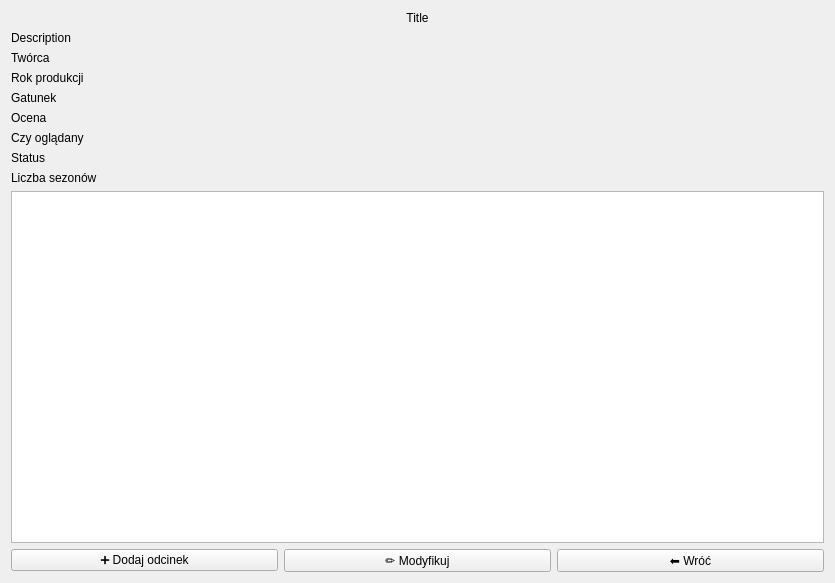
Qt form FilmManager/serieviewwidget.ui (Zachaly/Jipp_Projekt_ZS_NS) before a commit.
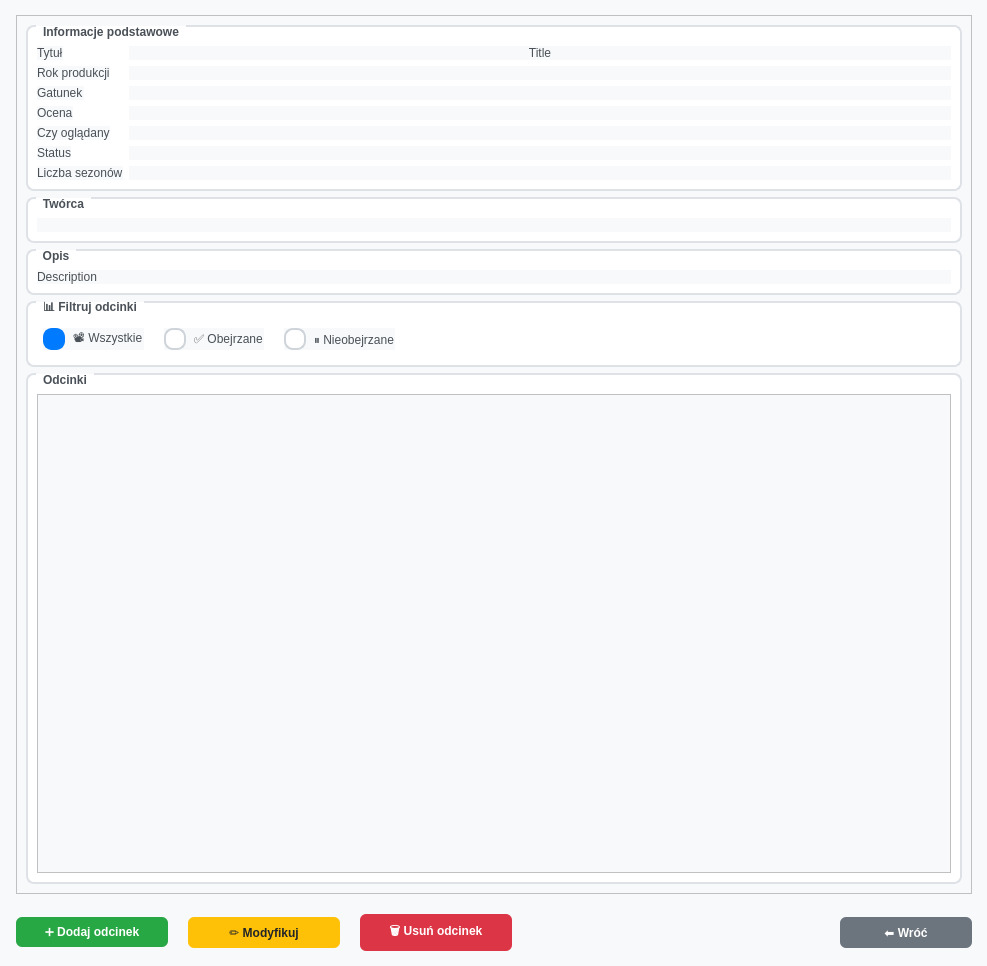
The same form after that commit. Icons and pictures are not drawn.

```diff
--- a/FilmManager/serieviewwidget.ui
+++ b/FilmManager/serieviewwidget.ui
@@ -6,15 +6,178 @@
    <rect>
     <x>0</x>
     <y>0</y>
-    <width>835</width>
-    <height>583</height>
+    <width>987</width>
+    <height>966</height>
    </rect>
   </property>
   <property name="windowTitle">
    <string>Form</string>
   </property>
+  <property name="styleSheet">
+   <string notr="true">QWidget {
+    background-color: #f8f9fa;
+    font-family: 'Segoe UI', Arial, sans-serif;
+}
+
+QGroupBox {
+    font-weight: bold;
+    border: 2px solid #dee2e6;
+    border-radius: 8px;
+    margin-top: 1ex;
+    padding-top: 10px;
+    background-color: white;
+}
+
+QGroupBox::title {
+    subcontrol-origin: margin;
+    left: 10px;
+    padding: 0 5px 0 5px;
+    color: #495057;
+}
+
+QPushButton {
+    background-color: #007bff;
+    color: white;
+    border: none;
+    padding: 8px 16px;
+    border-radius: 6px;
+    font-weight: bold;
+    min-width: 80px;
+}
+
+QPushButton:hover {
+    background-color: #0056b3;
+}
+
+QPushButton:pressed {
+    background-color: #004085;
+}
+
+QPushButton:disabled {
+    background-color: #6c757d;
+    color: #adb5bd;
+}
+
+QLineEdit {
+    border: 2px solid #ced4da;
+    border-radius: 6px;
+    padding: 8px 12px;
+    background-color: white;
+    selection-background-color: #007bff;
+}
+
+QLineEdit:focus {
+    border-color: #007bff;
+    outline: none;
+}
+
+QComboBox {
+    border: 2px solid #ced4da;
+    border-radius: 6px;
+    padding: 8px 12px;
+    background-color: white;
+    min-width: 120px;
+}
+
+QComboBox:focus {
+    border-color: #007bff;
+}
+
+QComboBox::drop-down {
+    subcontrol-origin: padding;
+    subcontrol-position: top right;
+    width: 20px;
+    border-left-width: 1px;
+    border-left-color: #ced4da;
+    border-left-style: solid;
+    border-top-right-radius: 6px;
+    border-bottom-right-radius: 6px;
+}
+
+QComboBox::down-arrow {
+    image: url(:/icons/arrow-down.png);
+    width: 12px;
+    height: 12px;
+}
+
+QRadioButton {
+    spacing: 8px;
+    color: #495057;
+    font-weight: normal;
+}
+
+QRadioButton::indicator {
+    width: 18px;
+    height: 18px;
+}
+
+QRadioButton::indicator:unchecked {
+    border: 2px solid #ced4da;
+    border-radius: 9px;
+    background-color: white;
+}
+
+QRadioButton::indicator:checked {
+    border: 2px solid #007bff;
+    border-radius: 9px;
+    background-color: #007bff;
+}
+
+QRadioButton::indicator:checked:hover {
+    background-color: #0056b3;
+    border-color: #0056b3;
+}
+
+QLabel {
+    color: #495057;
+    font-weight: normal;
+}</string>
+  </property>
   <layout class="QVBoxLayout" name="verticalLayout">
+   <property name="spacing">
+    <number>20</number>
+   </property>
+   <property name="leftMargin">
+    <number>16</number>
+   </property>
+   <property name="topMargin">
+    <number>15</number>
+   </property>
+   <property name="rightMargin">
+    <number>15</number>
+   </property>
+   <property name="bottomMargin">
+    <number>15</number>
+   </property>
    <item>
+    <widget class="QScrollArea" name="scrollArea">
+     <property name="widgetResizable">
+      <bool>true</bool>
+     </property>
+     <widget class="QWidget" name="scrollAreaWidgetContents">
+      <property name="geometry">
+       <rect>
+        <x>0</x>
+        <y>0</y>
+        <width>954</width>
+        <height>876</height>
+       </rect>
+      </property>
+      <layout class="QVBoxLayout" name="verticalLayout_4">
+       <item>
+        <widget class="QGroupBox" name="groupBox">
+         <property name="title">
+          <string>Informacje podstawowe</string>
+         </property>
+         <layout class="QFormLayout" name="formLayout_2">
+          <item row="0" column="0">
+           <widget class="QLabel" name="label">
+            <property name="text">
+             <string>Tytuł</string>
+            </property>
+           </widget>
+          </item>
+          <item row="0" column="1">
     <widget class="QLabel" name="titleLabel">
      <property name="styleSheet">
       <string notr="true">connect(ui-&gt;serieList ,&amp;QListWidget::itemDoubleClicked,  this, &amp;SerieListViewWidget::goToSerie);;</string>
@@ -27,22 +190,6 @@
      </property>
     </widget>
    </item>
-   <item>
-    <widget class="QLabel" name="descriptionLabel">
-     <property name="text">
-      <string>Description</string>
-     </property>
-    </widget>
-   </item>
-   <item>
-    <layout class="QFormLayout" name="formLayout">
-     <item row="0" column="0">
-      <widget class="QLabel" name="creatorLabel">
-       <property name="text">
-        <string>Twórca</string>
-       </property>
-      </widget>
-     </item>
      <item row="1" column="0">
       <widget class="QLabel" name="productionYearLabel">
        <property name="text">
@@ -57,6 +204,13 @@
        </property>
       </widget>
      </item>
+          <item row="2" column="1">
+           <widget class="QLabel" name="genreValueLabel">
+            <property name="text">
+             <string/>
+            </property>
+           </widget>
+          </item>
      <item row="3" column="0">
       <widget class="QLabel" name="markLabel">
        <property name="text">
@@ -64,34 +218,6 @@
        </property>
       </widget>
      </item>
-     <item row="0" column="1">
-      <widget class="QLabel" name="creatorValueLabel">
-       <property name="text">
-        <string/>
-       </property>
-      </widget>
-     </item>
-     <item row="1" column="1">
-      <widget class="QLabel" name="productionYearValueLabel">
-       <property name="text">
-        <string/>
-       </property>
-      </widget>
-     </item>
-     <item row="2" column="1">
-      <widget class="QLabel" name="genreValueLabel">
-       <property name="text">
-        <string/>
-       </property>
-      </widget>
-     </item>
-     <item row="3" column="1">
-      <widget class="QLabel" name="markValueLabel">
-       <property name="text">
-        <string/>
-       </property>
-      </widget>
-     </item>
      <item row="4" column="0">
       <widget class="QLabel" name="isWatchedLabel">
        <property name="text">
@@ -99,13 +225,6 @@
        </property>
       </widget>
      </item>
-     <item row="4" column="1">
-      <widget class="QLabel" name="isWatchedValueLabel">
-       <property name="text">
-        <string/>
-       </property>
-      </widget>
-     </item>
      <item row="5" column="0">
       <widget class="QLabel" name="statusLabel">
        <property name="text">
@@ -113,13 +232,6 @@
        </property>
       </widget>
      </item>
-     <item row="5" column="1">
-      <widget class="QLabel" name="statusValueLabel">
-       <property name="text">
-        <string/>
-       </property>
-      </widget>
-     </item>
      <item row="6" column="0">
       <widget class="QLabel" name="seasonLabel">
        <property name="text">
@@ -127,6 +239,34 @@
        </property>
       </widget>
      </item>
+          <item row="1" column="1">
+           <widget class="QLabel" name="productionYearValueLabel">
+            <property name="text">
+             <string/>
+            </property>
+           </widget>
+          </item>
+          <item row="3" column="1">
+           <widget class="QLabel" name="markValueLabel">
+            <property name="text">
+             <string/>
+            </property>
+           </widget>
+          </item>
+          <item row="4" column="1">
+           <widget class="QLabel" name="isWatchedValueLabel">
+            <property name="text">
+             <string/>
+            </property>
+           </widget>
+          </item>
+          <item row="5" column="1">
+           <widget class="QLabel" name="statusValueLabel">
+            <property name="text">
+             <string/>
+            </property>
+           </widget>
+          </item>
      <item row="6" column="1">
       <widget class="QLabel" name="seasonCountLabel">
        <property name="text">
@@ -135,14 +275,149 @@
       </widget>
      </item>
     </layout>
-   </item>
+        </widget>
+       </item>
+       <item>
+        <widget class="QGroupBox" name="groupBox_3">
+         <property name="title">
+          <string>Twórca</string>
+         </property>
+         <layout class="QVBoxLayout" name="verticalLayout_3">
+          <item>
+           <widget class="QLabel" name="creatorValueLabel">
+            <property name="text">
+             <string/>
+            </property>
+           </widget>
+          </item>
+         </layout>
+        </widget>
+       </item>
+       <item>
+        <widget class="QGroupBox" name="groupBox_2">
+         <property name="title">
+          <string>Opis</string>
+         </property>
+         <layout class="QVBoxLayout" name="verticalLayout_2">
+          <item>
+           <widget class="QLabel" name="descriptionLabel">
+            <property name="text">
+             <string>Description</string>
+            </property>
+           </widget>
+          </item>
+         </layout>
+        </widget>
+       </item>
+       <item>
+        <widget class="QGroupBox" name="filterGroupBox">
+         <property name="styleSheet">
+          <string notr="true">QPushButton {
+    background-color: #28a745;
+    min-width: 100px;
+}
+
+QPushButton:hover {
+    background-color: #218838;
+}
+
+QPushButton:pressed {
+    background-color: #1e7e34;
+}</string>
+         </property>
+         <property name="title">
+          <string>📊 Filtruj odcinki</string>
+         </property>
+         <layout class="QHBoxLayout" name="filterLayout">
+          <property name="spacing">
+           <number>20</number>
+          </property>
+          <property name="leftMargin">
+           <number>15</number>
+          </property>
+          <property name="topMargin">
+           <number>15</number>
+          </property>
+          <property name="rightMargin">
+           <number>15</number>
+          </property>
+          <property name="bottomMargin">
+           <number>15</number>
+          </property>
+          <item>
+           <widget class="QRadioButton" name="allEpisodesRadio">
+            <property name="text">
+             <string>📽️ Wszystkie</string>
+            </property>
+            <property name="checked">
+             <bool>true</bool>
+            </property>
+           </widget>
+          </item>
+          <item>
+           <widget class="QRadioButton" name="watchedEpisodesRadio">
+            <property name="text">
+             <string>✅ Obejrzane</string>
+            </property>
+           </widget>
+          </item>
+          <item>
+           <widget class="QRadioButton" name="unwatchedEpisodesRadio">
+            <property name="text">
+             <string>⏸️ Nieobejrzane</string>
+            </property>
+           </widget>
+          </item>
+          <item>
+           <spacer name="horizontalSpacer_2">
+            <property name="orientation">
+             <enum>Qt::Orientation::Horizontal</enum>
+            </property>
+            <property name="sizeHint" stdset="0">
+             <size>
+              <width>40</width>
+              <height>20</height>
+             </size>
+            </property>
+           </spacer>
+          </item>
+         </layout>
+        </widget>
+       </item>
+       <item>
+        <widget class="QGroupBox" name="groupBox_4">
+         <property name="title">
+          <string>Odcinki</string>
+         </property>
+         <layout class="QVBoxLayout" name="verticalLayout_5">
    <item>
     <widget class="QListWidget" name="episodeList"/>
    </item>
+         </layout>
+        </widget>
+       </item>
+      </layout>
+     </widget>
+    </widget>
+   </item>
    <item>
     <layout class="QHBoxLayout" name="buttonLayout">
      <item>
       <widget class="QPushButton" name="addEpisodeButton">
+       <property name="styleSheet">
+        <string notr="true">QPushButton {
+    background-color: #28a745;
+    min-width: 120px;
+}
+
+QPushButton:hover {
+    background-color: #218838;
+}
+
+QPushButton:pressed {
+    background-color: #1e7e34;
+}</string>
+       </property>
        <property name="text">
         <string>➕ Dodaj odcinek</string>
        </property>
@@ -150,13 +425,86 @@
      </item>
      <item>
       <widget class="QPushButton" name="modifySeriesButton">
+       <property name="styleSheet">
+        <string notr="true">QPushButton {
+    background-color: #ffc107;
+    color: #212529;
+    min-width: 120px;
+}
+
+QPushButton:hover {
+    background-color: #e0a800;
+}
+
+QPushButton:pressed {
+    background-color: #d39e00;
+}
+
+QPushButton:disabled {
+    background-color: #6c757d;
+    color: #adb5bd;
+}</string>
+       </property>
        <property name="text">
         <string>✏️ Modyfikuj</string>
        </property>
       </widget>
      </item>
+     <item>
+      <widget class="QPushButton" name="deleteEpisodeButton">
+       <property name="styleSheet">
+        <string notr="true">QPushButton {
+    background-color: #dc3545;
+    min-width: 120px;
+}
+
+QPushButton:hover {
+    background-color: #c82333;
+}
+
+QPushButton:pressed {
+    background-color: #bd2130;
+}
+
+QPushButton:disabled {
+    background-color: #6c757d;
+    color: #adb5bd;
+}</string>
+       </property>
+       <property name="text">
+        <string>🗑️ Usuń odcinek</string>
+       </property>
+      </widget>
+     </item>
+     <item>
+      <spacer name="horizontalSpacer">
+       <property name="orientation">
+        <enum>Qt::Orientation::Horizontal</enum>
+       </property>
+       <property name="sizeHint" stdset="0">
+        <size>
+         <width>40</width>
+         <height>20</height>
+        </size>
+       </property>
+      </spacer>
+     </item>
      <item>
       <widget class="QPushButton" name="goBackButton">
+       <property name="styleSheet">
+        <string notr="true">QPushButton {
+    background-color: #6c757d;
+    min-width: 100px;
+}
+
+QPushButton:hover {
+    background-color: #5a6268;
+}
+
+QPushButton:pressed {
+    background-color: #545b62;
+}</string>
+       </property>
        <property name="text">
         <string>⬅️ Wróć</string>
        </property>
```
Lines whose indentation alone changed are shown as unchanged.
